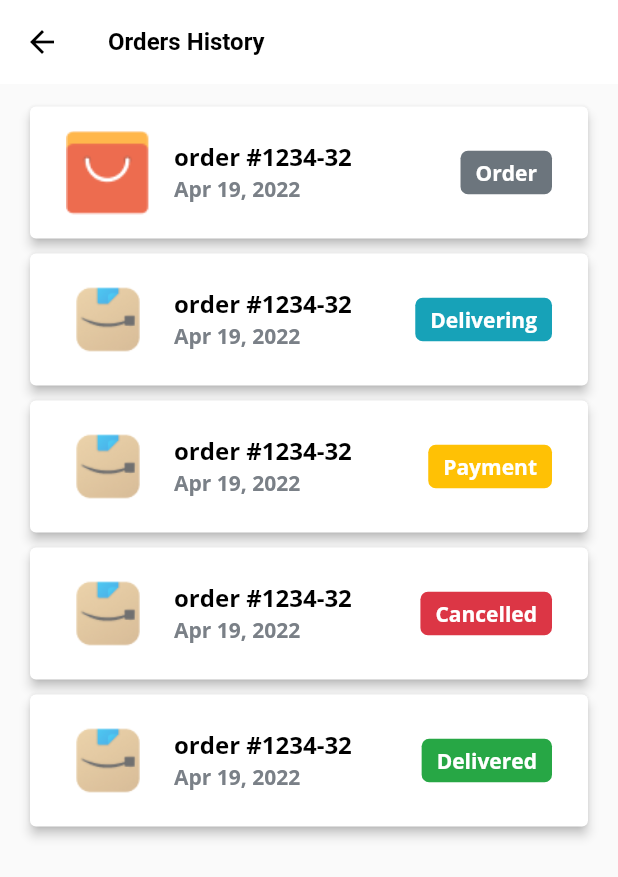
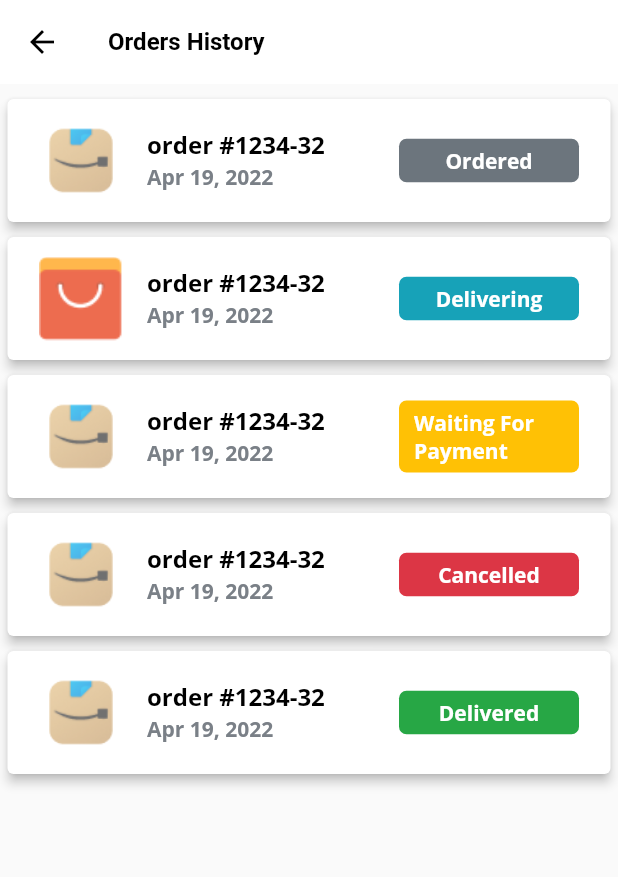
Before and after one commit to hhoury/crypto_bey, a Flutter app: the OrderHistoryScreen screen opened by its route, on a phone screen of 412 x 824 dp. Shown: the top 877 px of the screen. Run offline on Flutter 3.47's test engine with Material 2 defaults, Android fonts, the phone set to English and light mode, and no system bars; our stand-ins replace shared_preferences; accounts and stored records are empty.

Commit message:
cancelled,ordered,payment

```diff
--- a/lib/constants/app_constants.dart
+++ b/lib/constants/app_constants.dart
@@ -2,6 +2,6 @@
 
 enum Retailer { Amazon, Aliexpress, Ebay, Other }
 
-enum OrderStatus { Cancelled, Payment, Order, Delivering, Delivered }
+enum OrderStatus { Cancelled, Payment, Ordered, Delivering, Delivered }
 
 enum BlockChain { ERC20, TRC20, OMNI }
--- a/lib/providers/orders.dart
+++ b/lib/providers/orders.dart
@@ -13,7 +13,7 @@ class Orders with ChangeNotifier {
         note: 'note',
         paymentAmount: 200,
         purchaseDate: DateTime.now(),
-        status: OrderStatus.Order,
+        status: OrderStatus.Ordered,
         retailer: Retailer.Aliexpress),
     Order(
         id: '1234-32',
--- a/lib/screens/order_history_screen.dart
+++ b/lib/screens/order_history_screen.dart
@@ -17,7 +17,7 @@ class OrderHistoryScreen extends StatelessWidget {
         title: const Text('Orders History'),
       ),
       body: Container(
-        margin: const EdgeInsets.all(10),
+        margin: const EdgeInsets.all(5),
         child: ListView.builder(
           itemCount: orderData.orders.length,
           itemBuilder: (BuildContext context, int index) {
--- a/lib/theme/theme_constants.dart
+++ b/lib/theme/theme_constants.dart
@@ -108,7 +108,7 @@ const darkAppbarTheme = AppBarTheme(
 
 const darkTextTheme = TextTheme(
   headline1:
-      TextStyle(fontWeight: FontWeight.bold, fontSize: 18, color: Colors.white),
+      TextStyle(fontWeight: FontWeight.bold, fontSize: 22, color: Colors.white),
   headline2:
       TextStyle(fontWeight: FontWeight.bold, fontSize: 16, color: Colors.white),
   headline3: TextStyle(
--- a/lib/widgets/order_detail_bottom.dart
+++ b/lib/widgets/order_detail_bottom.dart
@@ -19,8 +19,8 @@ class OrderDetailBottom extends StatelessWidget {
         return 'Cancelled';
       case OrderStatus.Payment:
         return 'Payment';
-      case OrderStatus.Order:
-        return 'Order';
+      case OrderStatus.Ordered:
+        return 'Ordered';
       case OrderStatus.Delivering:
         return 'Delivering';
       case OrderStatus.Delivered:
--- a/lib/widgets/order_item.dart
+++ b/lib/widgets/order_item.dart
@@ -14,9 +14,9 @@ class OrderItem extends StatelessWidget {
       case OrderStatus.Cancelled:
         return 'Cancelled';
       case OrderStatus.Payment:
-        return 'Payment';
-      case OrderStatus.Order:
-        return 'Order';
+        return 'Waiting For Payment';
+      case OrderStatus.Ordered:
+        return 'Ordered';
       case OrderStatus.Delivering:
         return 'Delivering';
       case OrderStatus.Delivered:
@@ -40,7 +40,7 @@ class OrderItem extends StatelessWidget {
         return orderCancelledColor;
       case OrderStatus.Payment:
         return orderWaitingForPaymentColor;
-      case OrderStatus.Order:
+      case OrderStatus.Ordered:
         return orderOrderedColor;
       case OrderStatus.Delivering:
         return orderDeliveringColor;
@@ -58,15 +58,17 @@ class OrderItem extends StatelessWidget {
     return Card(
       color: Theme.of(context).colorScheme.surface,
       elevation: 3,
-      margin: const EdgeInsets.symmetric(horizontal: 10, vertical: 5),
+      margin: const EdgeInsets.symmetric(horizontal: 0, vertical: 5),
       child: Padding(
-        padding: const EdgeInsets.all(8),
+        padding: const EdgeInsets.all(5),
+        child: InkWell(
           child: ListTile(
+            onTap: () {},
             leading: FittedBox(
               child: ClipRRect(
                 borderRadius: BorderRadius.circular(15),
                 child: Image.asset(
-                orderStatus == 'Order' ? aliexpress : amazon,
+                  orderStatus == 'Delivering' ? aliexpress : amazon,
                   fit: BoxFit.cover,
                   width: 200,
                   height: 200,
@@ -81,9 +83,12 @@ class OrderItem extends StatelessWidget {
             ),
             trailing: FittedBox(
                 child: Container(
+              width: 120,
               decoration: BoxDecoration(
                   borderRadius: BorderRadius.circular(5), color: orderStatusBg),
               padding: const EdgeInsets.symmetric(vertical: 5, horizontal: 10),
+              child: Align(
+                alignment: Alignment.center,
                 child: Text(
                   orderStatus,
                   style: const TextStyle(
@@ -93,7 +98,9 @@ class OrderItem extends StatelessWidget {
                   //     backgroundColor: orderStatusBg,
                   // ),
                 ),
+              ),
             )),
+          ),
         ),
       ),
     );
```
Lines whose indentation alone changed are shown as unchanged.
